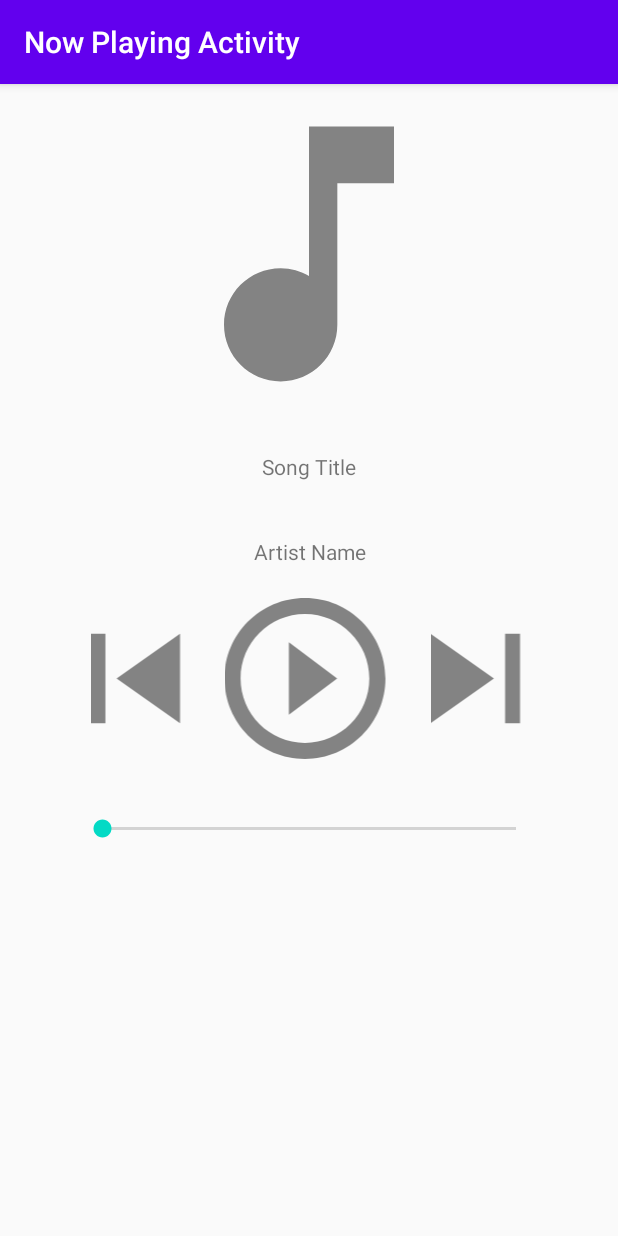
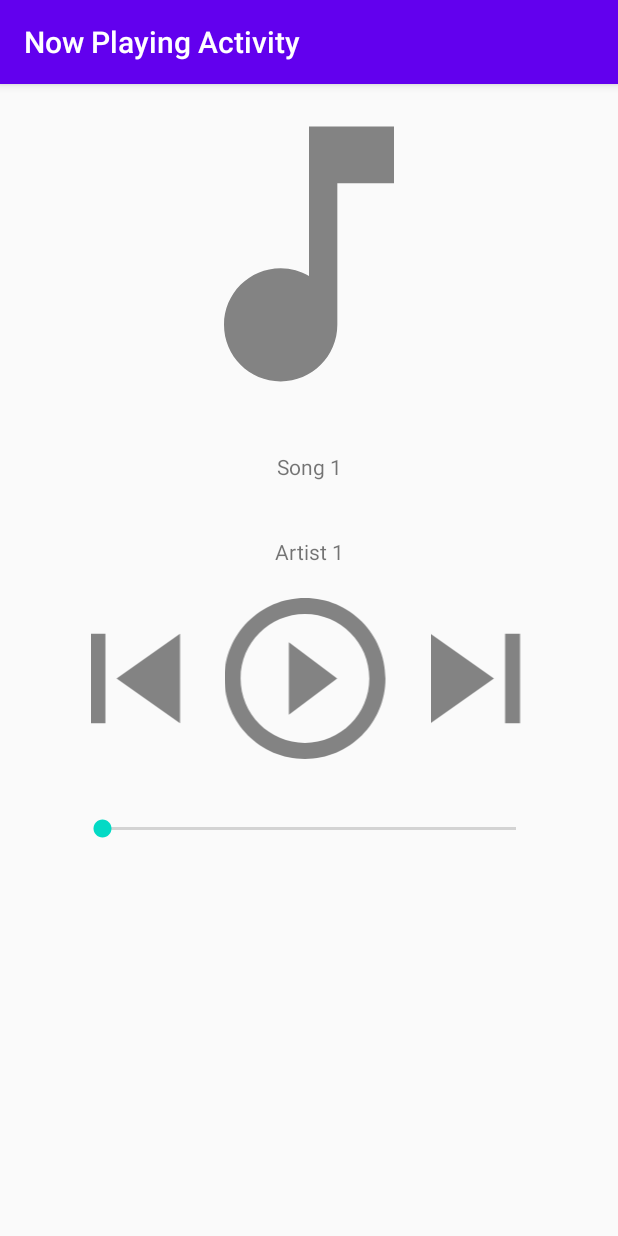
Before and after one commit to diederikdeneef/Music_Player, an Android app: the screen it shows after launch (NowPlaying), after a tap on an icon or button, on a phone screen of 412 x 824 dp. Run offline under Robolectric (Android 15) with nearby library versions, the phone set to English and light mode, and no system bars.

Commit message:
feat: Pass song info to Now Playing on click
In the Music Library a click now also passes the song title and artist
name to the Now Playing activity and displays this information in
the respective textViews.

```diff
--- a/app/src/main/java/com/example/android/musicplayer/MainActivity.java
+++ b/app/src/main/java/com/example/android/musicplayer/MainActivity.java
@@ -33,17 +33,23 @@ public class MainActivity extends AppCompatActivity {
         ListView listView = (ListView) findViewById(R.id.music_library);
         listView.setAdapter(adapter);
 
-        // set an item click listener
+        // set an item click listener on the adapter views
         listView.setOnItemClickListener(new AdapterView.OnItemClickListener() {
             @Override
             public void onItemClick(AdapterView<?> adapterView, View view, int i, long l) {
                 //Log.d("TAG", "onItemClick: song title " + songDetails.get(i));
-                Toast.makeText(MainActivity.this, "You clicked on: " + songDetails.get(i).getSongTitle(), Toast.LENGTH_LONG).show();
+                //Toast.makeText(MainActivity.this, "You clicked on: " + songDetails.get(i).getSongTitle(), Toast.LENGTH_LONG).show();
+
+                // Get the song title and artist name to pass to new activity
                 String songTitle = songDetails.get(i).getSongTitle();
-                //String artistName = songDetails.get(i).getArtistName();
+                String artistName = songDetails.get(i).getArtistName();
 
+                // Set intent to start Now Playing activity on a click event
                 Intent nowPlayingIntent = new Intent(MainActivity.this, NowPlaying.class );
+
+                // pass song title and artist name of the click event to the intent
                 nowPlayingIntent.putExtra("songTitle", songTitle);
+                nowPlayingIntent.putExtra("artistName", artistName);
 
                 startActivity(nowPlayingIntent);
             }
--- a/app/src/main/java/com/example/android/musicplayer/NowPlaying.java
+++ b/app/src/main/java/com/example/android/musicplayer/NowPlaying.java
@@ -1,6 +1,7 @@
 package com.example.android.musicplayer;
 
 import android.os.Bundle;
+import android.widget.TextView;
 
 import androidx.appcompat.app.AppCompatActivity;
 
@@ -12,5 +13,12 @@ public class NowPlaying extends AppCompatActivity {
         setContentView(R.layout.now_playing);
 
         String songTitle = getIntent().getExtras().getString("songTitle", "");
+        String artistName = getIntent().getExtras().getString("artistName", "");
+
+        TextView songTitleNowPlaying = (TextView) findViewById(R.id.song_title_now_playing);
+        songTitleNowPlaying.setText(songTitle);
+
+        TextView artistNameNowPlaying = (TextView) findViewById(R.id.artist_name_now_playing);
+        artistNameNowPlaying.setText(artistName);
     }
 }
```
